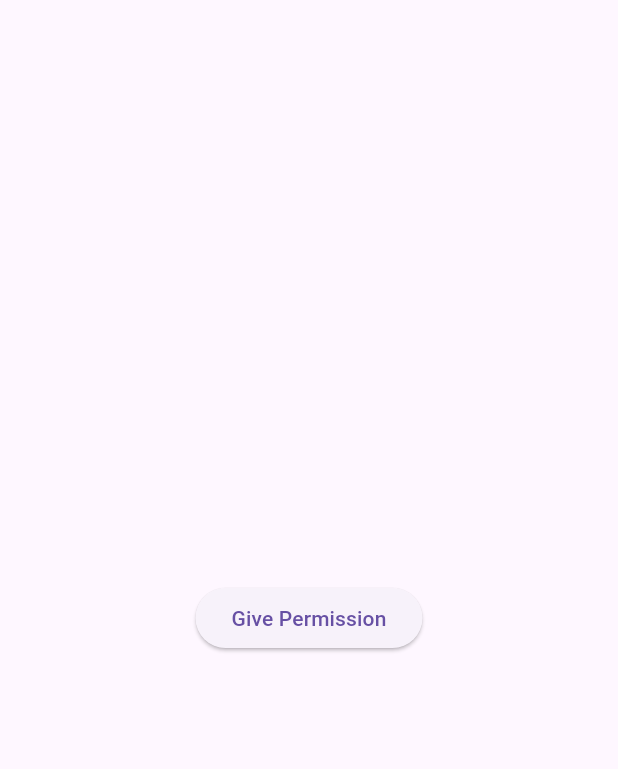
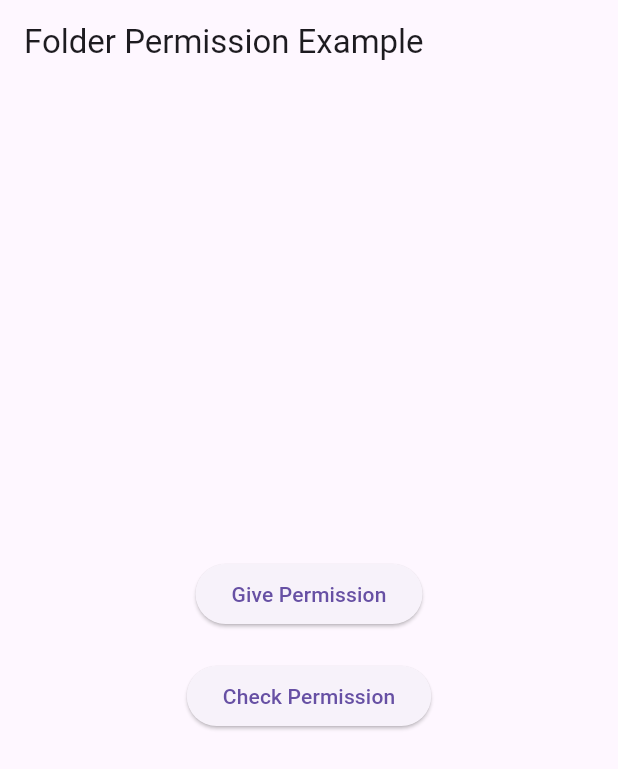
Before and after one commit to paraspithadiya10/folder_permission, a Flutter app: the screen it shows after launch, after a tap on "Give Permission", on a phone screen of 412 x 824 dp. Shown: the top 769 px of the screen. Run offline on Flutter 3.47's test engine with Material 3 defaults, Android fonts, the phone set to English and light mode, and no system bars; our stand-ins replace plugin_platform_interface.

Commit message:
Refactor MyApp to use StatefulWidget for permission handling, adding methods to check and request folder permissions. Update FolderPermission class methods to return boolean values for permission status.

```diff
--- a/example/lib/main.dart
+++ b/example/lib/main.dart
@@ -5,21 +5,97 @@ void main() {
   runApp(const MyApp());
 }
 
-class MyApp extends StatelessWidget {
+class MyApp extends StatefulWidget {
   const MyApp({super.key});
+
+  @override
+  State<MyApp> createState() => _MyAppState();
+}
+
+class _MyAppState extends State<MyApp> {
+  bool? hasPermission;
+  final String folderPath =
+      "/Android/media/com.whatsapp/WhatsApp/Media/.Statuses";
+
+  @override
+  void initState() {
+    super.initState();
+    _checkPermission();
+  }
+
+  Future<void> _checkPermission() async {
+    try {
+      final permission = await FolderPermission.checkPermission(
+        path: folderPath,
+      );
+      setState(() {
+        hasPermission = permission;
+      });
+    } catch (e) {
+      print('Error checking permission: $e');
+    }
+  }
+
+  Future<void> _requestPermission() async {
+    try {
+      final granted = await FolderPermission.request(path: folderPath);
+      if (granted) {
+        // After granting permission, check the permission status
+        await _checkPermission();
+      }
+    } catch (e) {
+      print('Error requesting permission: $e');
+    }
+  }
 
   @override
   Widget build(BuildContext context) {
     return MaterialApp(
       home: Scaffold(
+        appBar: AppBar(title: const Text('Folder Permission Example')),
         body: Center(
-          child: ElevatedButton(
-            onPressed: () {
-              FolderPermission.request(
-                path: "/Android/media/com.whatsapp/WhatsApp/Media/.Statuses",
-              );
-            },
-            child: Text('Give Permission'),
+          child: Column(
+            mainAxisAlignment: MainAxisAlignment.center,
+            children: [
+              ElevatedButton(
+                onPressed: _requestPermission,
+                child: const Text('Give Permission'),
+              ),
+              const SizedBox(height: 20),
+              ElevatedButton(
+                onPressed: _checkPermission,
+                child: const Text('Check Permission'),
+              ),
+              const SizedBox(height: 20),
+              if (hasPermission != null)
+                Container(
+                  padding: const EdgeInsets.all(16),
+                  margin: const EdgeInsets.all(16),
+                  decoration: BoxDecoration(
+                    color: hasPermission!
+                        ? Colors.green.shade100
+                        : Colors.red.shade100,
+                    border: Border.all(
+                      color: hasPermission! ? Colors.green : Colors.red,
+                      width: 2,
+                    ),
+                    borderRadius: BorderRadius.circular(8),
+                  ),
+                  child: Text(
+                    hasPermission!
+                        ? '✓ Permission Granted!\nYou have access to the folder.'
+                        : '✗ Permission Denied!\nPlease grant permission to access the folder.',
+                    textAlign: TextAlign.center,
+                    style: TextStyle(
+                      fontSize: 16,
+                      fontWeight: FontWeight.bold,
+                      color: hasPermission!
+                          ? Colors.green.shade800
+                          : Colors.red.shade800,
+                    ),
+                  ),
+                ),
+            ],
           ),
         ),
       ),
--- a/lib/folder_permission.dart
+++ b/lib/folder_permission.dart
@@ -5,12 +5,10 @@ class FolderPermission {
   static const MethodChannel _channel = MethodChannel('folder_permission');
 
   // Request Permission For Given Path
-  static Future request({required String path}) async {
-    await _channel.invokeMethod('request_permission', {"path": path});
-  }
+  static Future<bool> request({required String path}) async =>
+      await _channel.invokeMethod('request_permission', {"path": path});
 
   // Check Permission For Given Path
-  static Future checkPermission({required String path}) async {
-    await _channel.invokeMethod('check_Permission', {"path": path});
-  }
+  static Future<bool> checkPermission({required String path}) async =>
+      await _channel.invokeMethod('check_Permission', {"path": path});
 }
```
